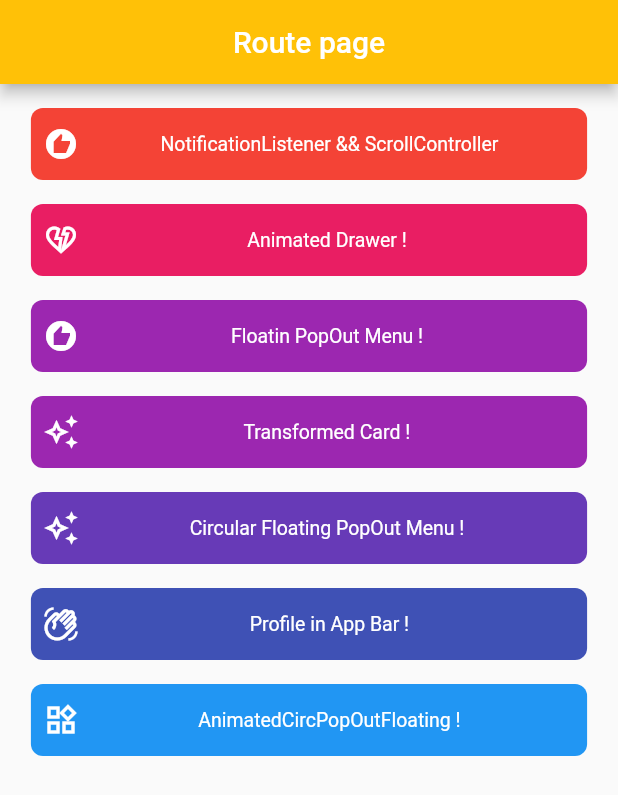
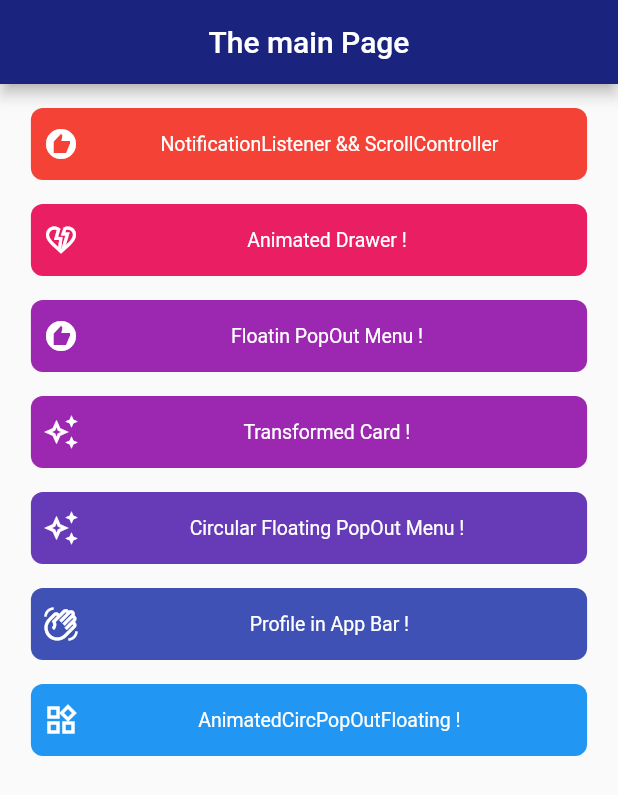
Before and after one commit to MahanaElbana/flutter_repository, a Flutter app: the screen it shows after launch, on a phone screen of 412 x 824 dp. Shown: the top 795 px of the screen. Run offline on Flutter 3.47's test engine with Material 2 defaults, Android fonts, the phone set to English and light mode, and no system bars; our stand-ins replace flutter_zoom_drawer.

Commit message:
the last commit

```diff
--- /dev/null
+++ b/lib/core/components/app_colors.dart
@@ -0,0 +1,5 @@
+import 'package:flutter/material.dart';
+
+class AppColors {
+  static const Color primaryColor = Color.fromARGB(255, 26, 35, 126);
+}
--- /dev/null
+++ b/lib/core/components/app_theme.dart
@@ -0,0 +1,12 @@
+import 'package:flutter/material.dart';
+import 'package:flutter_repository/core/components/app_colors.dart';
+
+ThemeData appThemeData = ThemeData(
+  // ========= app bar theme =============//
+  appBarTheme: const AppBarTheme(
+    backgroundColor: AppColors.primaryColor ,
+    centerTitle: true ,
+  ),
+  // ========= primarySwatch =============//
+  primarySwatch: Colors.indigo ,
+);
--- a/lib/components/route_page.dart
+++ b/lib/core/components/route_page.dart
@@ -1,22 +1,18 @@
 import 'package:flutter/material.dart';
-import 'package:flutter_repository/Algorithms/search/home_search.dart';
-import 'package:flutter_repository/constants/constant_strings.dart';
-import 'package:flutter_repository/drawer/drawer_screen.dart';
+
+import 'package:flutter_repository/core/constants/constant_strings.dart';
+import 'package:flutter_repository/views/zoom_drawer_ext_pack.dart';
 import 'package:flutter_repository/list_card_animation/list_card_animation.dart';
 import 'package:flutter_repository/list_card_animation/sub_list_card.dart';
 import 'package:flutter_repository/transform/transform_one.dart';
 
-import '../home_screen.dart';
+import '../../home_screen.dart';
 
 class RoutePage {
   static Route? onRoutePage(RouteSettings setting) {
     if (setting.name == Navigator.defaultRouteName) {
       return MaterialPageRoute(
         builder: (_) => const HomeScreen(),
-      );
-    } else if (setting.name == ScreenName.homeSearch) {
-      return MaterialPageRoute(
-        builder: (_) => const HomeSearch(),
       );
     } else if (setting.name == ScreenName.drawerScreen) {
       return MaterialPageRoute(
--- a/lib/home_screen.dart
+++ b/lib/home_screen.dart
@@ -3,7 +3,7 @@ import 'package:flutter_repository/core/widgets/custom_button.dart';
 
 
 class HomeScreen extends StatefulWidget {
-  const HomeScreen({Key? key}) : super(key: key);
+  const HomeScreen({super.key});
   @override
   State<HomeScreen> createState() => _HomeScreenState();
 }
@@ -16,12 +16,7 @@ class _HomeScreenState extends State<HomeScreen> {
     return Scaffold(
 
       /// ==================== '''appBar''' =================///
-      appBar: AppBar(
-        title: const  Text("Route page"),
-        centerTitle: true,
-        backgroundColor:  Colors.amber,
-      ),
-
+      appBar: AppBar(title: const  Text("The main Page")),
       /// ==================== '''body''' =================///
       body: Container(
         margin: const EdgeInsets.only(top: 8.0),
--- a/lib/list_card_animation/list_card_animation.dart
+++ b/lib/list_card_animation/list_card_animation.dart
@@ -2,7 +2,7 @@ import 'package:flutter/material.dart';
 
 import 'dart:math';
 
-import 'package:flutter_repository/constants/constant_strings.dart';
+import 'package:flutter_repository/core/constants/constant_strings.dart';
 import 'package:flutter/gestures.dart';
 
 class CardListAnimation extends StatelessWidget {
--- a/lib/list_card_animation/sub_list_card.dart
+++ b/lib/list_card_animation/sub_list_card.dart
@@ -1,5 +1,5 @@
 import 'package:flutter/material.dart';
-import 'package:flutter_repository/constants/constant_strings.dart';
+import 'package:flutter_repository/core/constants/constant_strings.dart';
 
 class SubCategories extends StatelessWidget {
   const SubCategories({Key? key}) : super(key: key);
--- a/lib/main.dart
+++ b/lib/main.dart
@@ -1,6 +1,7 @@
 import 'package:flutter/material.dart';
+import 'package:flutter_repository/core/components/app_theme.dart';
 import 'package:flutter_repository/list_card_animation/list_card_animation.dart';
-import 'components/route_page.dart';
+import 'core/components/route_page.dart';
 
 void main() {
   runApp( const RepoFlutter());
@@ -12,12 +13,11 @@ class RepoFlutter extends StatelessWidget {
   @override
   Widget build(BuildContext context) {
     return MaterialApp(
-       scrollBehavior: AppScrollBehavior(),
+      // ---------- allow scrollable listView on desktop(liunx) -----//
+      scrollBehavior: AppScrollBehavior(),
+
       debugShowCheckedModeBanner: false,
-      title: 'Flutter Algorithms AndWidgets',
-      theme: ThemeData(
-        primarySwatch: Colors.blue,
-      ),
+      theme: appThemeData ,
       initialRoute: Navigator.defaultRouteName,
       onGenerateRoute: (RouteSettings setting) =>
           RoutePage.onRoutePage(setting),
--- a/lib/transform/transform_one.dart
+++ b/lib/transform/transform_one.dart
@@ -26,7 +26,6 @@ class _TransformOneState extends State<TransformOne> {
           child: Column(
             children: [
               //=======  =========    ==================//
-
                 GestureDetector(
                   onTap: (){
                     setState(() {
```
Also changed, not shown: lib/Algorithms/search/home_search.dart (deleted, +0 -17 lines), lib/views/home_screen.dart (deleted, +0 -115 lines), lib/Algorithms/search/first_method_search.dart (deleted), lib/Algorithms/search/second_method_search.dart (deleted), lib/Algorithms/search/third_method_search.dart (deleted), lib/core/components/navigation.dart (renamed from lib/components/navigation.dart), lib/core/constants/constant_strings.dart (renamed from lib/constants/constant_strings.dart), lib/views/zoom_drawer_ext_pack.dart (renamed from lib/drawer/drawer_screen.dart).
